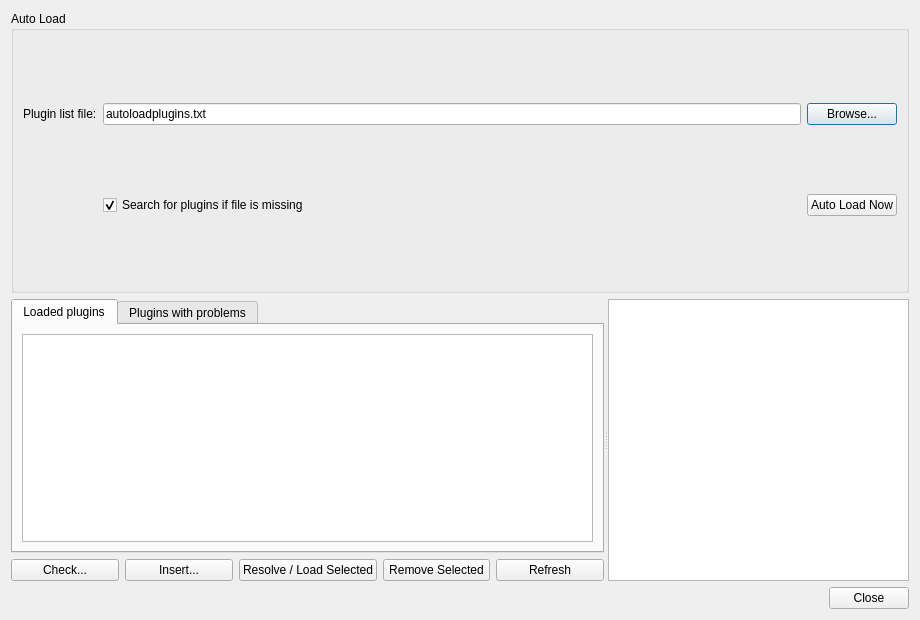
Old version of the form source/applications/gui/qt/GenesysQtGUI/dialogs/dialogpluginmanager.ui in the repository rlcancian/Genesys-Simulator.
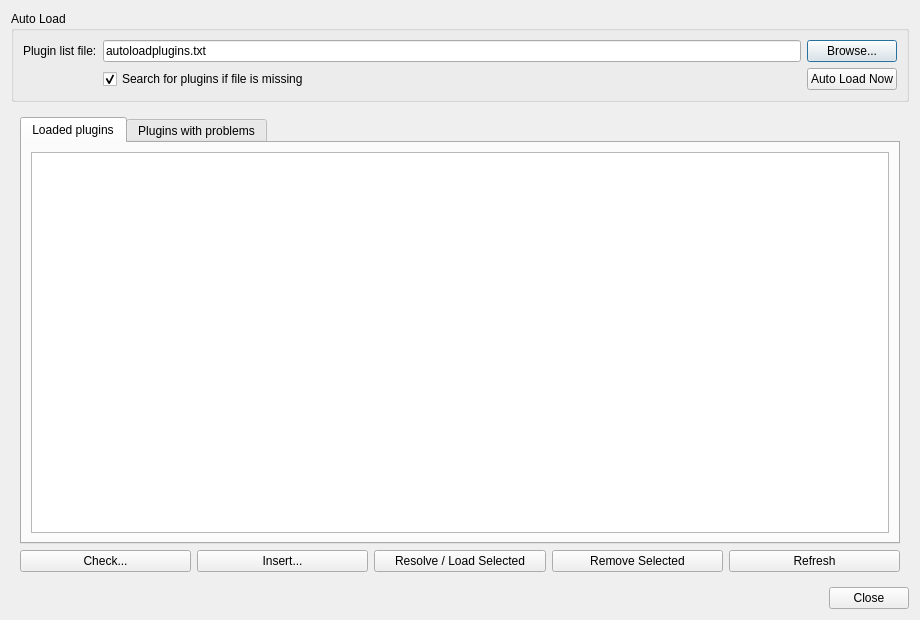
New version of the form.

Commit message: Improve plugin manager resolve load workflow

The edit to the form file:
```diff
--- a/source/applications/gui/qt/GenesysQtGUI/dialogs/dialogpluginmanager.ui
+++ b/source/applications/gui/qt/GenesysQtGUI/dialogs/dialogpluginmanager.ui
@@ -19,6 +19,12 @@
   <layout class="QVBoxLayout" name="verticalLayout">
    <item>
     <widget class="QGroupBox" name="groupBoxAutoload">
+     <property name="sizePolicy">
+      <sizepolicy hsizetype="Preferred" vsizetype="Maximum">
+       <horstretch>0</horstretch>
+       <verstretch>0</verstretch>
+      </sizepolicy>
+     </property>
      <property name="title">
       <string>Auto Load</string>
      </property>
@@ -68,14 +74,22 @@
     </widget>
    </item>
    <item>
-    <widget class="QSplitter" name="splitterPlugins">
-     <property name="orientation">
-      <enum>Qt::Horizontal</enum>
+    <widget class="QWidget" name="layoutWidgetPlugins">
+     <property name="sizePolicy">
+      <sizepolicy hsizetype="Expanding" vsizetype="Expanding">
+       <horstretch>0</horstretch>
+       <verstretch>1</verstretch>
+      </sizepolicy>
      </property>
-     <widget class="QWidget" name="layoutWidgetPlugins">
       <layout class="QVBoxLayout" name="verticalLayoutPlugins">
        <item>
         <widget class="QTabWidget" name="tabWidgetPluginTables">
+         <property name="sizePolicy">
+          <sizepolicy hsizetype="Expanding" vsizetype="Expanding">
+           <horstretch>0</horstretch>
+           <verstretch>1</verstretch>
+          </sizepolicy>
+         </property>
          <property name="currentIndex">
           <number>0</number>
          </property>
@@ -168,12 +182,6 @@
        </item>
       </layout>
      </widget>
-     <widget class="QTextEdit" name="textEditPluginDetails">
-      <property name="readOnly">
-       <bool>true</bool>
-      </property>
-     </widget>
-    </widget>
    </item>
    <item>
     <widget class="QDialogButtonBox" name="buttonBox">
```
Left out of the diff: 1 changed line with no effect on the pictures. The commit also changes 3 other files.
